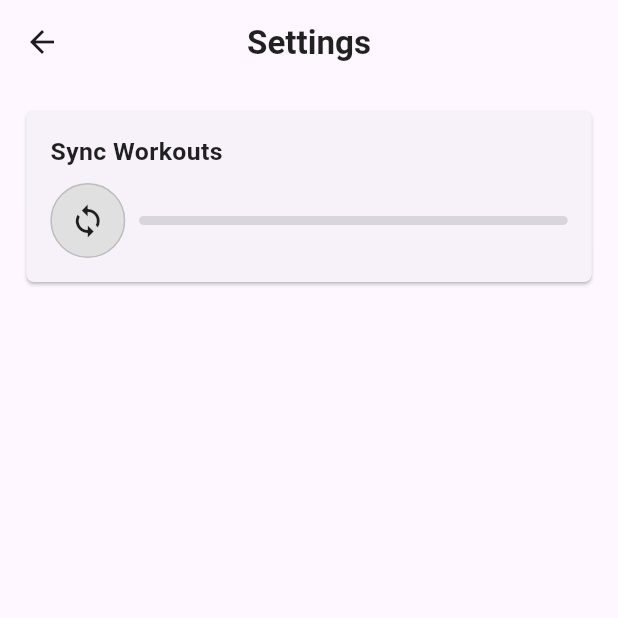
After one commit to edgarmuyomba/summerBody, a Flutter app: the Settings screen opened by its route, on a phone screen of 412 x 824 dp, the top half of it. The commit adds this screen. Run offline on Flutter 3.47's test engine with Material 3 defaults, Android fonts, the phone set to English and light mode, and no system bars; our stand-ins replace bloc, cloud_firestore, connectivity_plus, equatable, firebase_core, floor and 13 more; missing offline and left inert: video_thumbnail; accounts and stored records are empty; generated files the repository leaves out were written again; Roboto replaces fonts that are missing (Monda).

Commit message:
feat: sync functionality and settings page

```diff
--- a/lib/database/daos/WorkoutPresetDao.dart
+++ b/lib/database/daos/WorkoutPresetDao.dart
@@ -11,4 +11,7 @@ abstract class WorkoutPresetDao {
 
   @Query('DELETE FROM WorkoutPresets WHERE muscleGroupId = :muscleGroupId')
   Future<void> deleteByMuscleGroupId(int muscleGroupId);
+
+  @Query('SELECT COUNT(*) FROM WorkoutPresets WHERE muscleGroupId = :muscleGroupId')
+  Future<int?> countByMuscleGroupId(int muscleGroupId);
 }
--- /dev/null
+++ b/lib/models/SyncState.dart
@@ -0,0 +1,54 @@
+// ignore_for_file: public_member_api_docs, sort_constructors_first
+import 'dart:convert';
+
+import 'package:equatable/equatable.dart';
+
+class SyncState extends Equatable {
+  final bool isSyncing;
+  final double syncProgress;
+  final bool active;
+  const SyncState({
+    required this.isSyncing,
+    required this.syncProgress,
+    required this.active,
+  });
+
+  SyncState copyWith({
+    bool? isSyncing,
+    double? syncProgress,
+    bool? active,
+  }) {
+    return SyncState(
+      isSyncing: isSyncing ?? this.isSyncing,
+      syncProgress: syncProgress ?? this.syncProgress,
+      active: active ?? this.active,
+    );
+  }
+
+  Map<String, dynamic> toMap() {
+    return <String, dynamic>{
+      'isSyncing': isSyncing,
+      'syncProgress': syncProgress,
+      'active': active,
+    };
+  }
+
+  factory SyncState.fromMap(Map<String, dynamic> map) {
+    return SyncState(
+      isSyncing: map['isSyncing'] as bool,
+      syncProgress: map['syncProgress'] as double,
+      active: map['active'] as bool,
+    );
+  }
+
+  String toJson() => json.encode(toMap());
+
+  factory SyncState.fromJson(String source) =>
+      SyncState.fromMap(json.decode(source) as Map<String, dynamic>);
+
+  @override
+  bool get stringify => true;
+
+  @override
+  List<Object> get props => [isSyncing, syncProgress, active];
+}
--- a/lib/routing/routeConfig.dart
+++ b/lib/routing/routeConfig.dart
@@ -1,6 +1,7 @@
 import 'package:flutter/material.dart';
 import 'package:go_router/go_router.dart';
 import 'package:summerbody/screens/day.dart';
+import 'package:summerbody/screens/settings.dart';
 import 'package:summerbody/screens/splash.dart';
 import 'package:summerbody/screens/timer.dart';
 import 'package:summerbody/screens/workout.dart';
@@ -25,6 +26,13 @@ final GoRouter router = GoRouter(routes: [
           path: '/timer',
           builder: (BuildContext context, GoRouterState state) {
             return const Timer();
+          },
+        ),
+        GoRoute(
+          name: 'settings',
+          path: '/settings',
+          builder: (BuildContext context, GoRouterState state) {
+            return Settings();
           },
         ),
       ]),
--- a/lib/routing/routes.dart
+++ b/lib/routing/routes.dart
@@ -8,4 +8,6 @@ class Routes {
   static const String workoutDetails = "workoutDetails";
 
   static const String timer = "timer";
+
+  static const String settings = "settings";
 }
--- a/lib/screens/day.dart
+++ b/lib/screens/day.dart
@@ -190,6 +190,14 @@ class _DayState extends State<Day> {
               color: Colors.black87,
               fontWeight: FontWeight.bold),
         ),
+        actions: [
+          IconButton(
+              onPressed: () => context.pushNamed(Routes.settings),
+              icon: const Icon(
+                Icons.settings,
+                color: Colors.black87,
+              ))
+        ],
       ),
       body: BlocBuilder<ScheduleBloc, ScheduleState>(
         builder: (context, state) {
--- /dev/null
+++ b/lib/screens/settings.dart
@@ -0,0 +1,140 @@
+import 'package:flutter/material.dart';
+import 'package:flutter_screenutil/flutter_screenutil.dart';
+import 'package:google_fonts/google_fonts.dart';
+import 'package:summerbody/models/SyncState.dart';
+import 'package:summerbody/services/DIService.dart';
+import 'package:summerbody/state/SyncState.dart';
+import 'package:summerbody/utils/utilities.dart';
+
+class Settings extends StatefulWidget {
+  final SyncStateModal _syncStateModal;
+  Settings({super.key, SyncStateModal? syncStateModal})
+      : _syncStateModal =
+            syncStateModal ?? DIService().locator.get<SyncStateModal>();
+
+  @override
+  State<Settings> createState() => _SettingsState();
+}
+
+class _SettingsState extends State<Settings> {
+  @override
+  Widget build(BuildContext context) {
+    return Scaffold(
+      appBar: AppBar(
+        centerTitle: true,
+        title: Text(
+          "Settings",
+          style: GoogleFonts.monda(
+              fontSize: 24.sp,
+              color: Colors.black87,
+              fontWeight: FontWeight.bold),
+        ),
+      ),
+      body: Padding(
+        padding: EdgeInsets.all(16.0.h),
+        child: Column(
+          crossAxisAlignment: CrossAxisAlignment.start,
+          mainAxisAlignment: MainAxisAlignment.start,
+          children: [
+            Card(
+              shape: RoundedRectangleBorder(
+                  borderRadius: BorderRadiusGeometry.circular(5)),
+              child: Padding(
+                padding: const EdgeInsets.all(16.0),
+                child: Column(
+                  crossAxisAlignment: CrossAxisAlignment.start,
+                  children: [
+                    Text(
+                      "Sync Workouts",
+                      style: GoogleFonts.monda(
+                          fontSize: 18.sp,
+                          color: Colors.black87,
+                          fontWeight: FontWeight.w600),
+                    ),
+                    SizedBox(height: 10.h),
+                    StreamBuilder<SyncState>(
+                        stream: widget._syncStateModal.stream,
+                        builder: (context, asyncSnapshot) {
+                          bool isSyncing =
+                              asyncSnapshot.data?.isSyncing ?? false;
+                          bool active = asyncSnapshot.data?.active ?? true;
+                          double syncProgress =
+                              asyncSnapshot.data?.syncProgress ?? 0.0;
+                          return Row(
+                            children: [
+                              Container(
+                                  decoration: BoxDecoration(
+                                      color: Colors.grey[300],
+                                      shape: BoxShape.circle,
+                                      border:
+                                          Border.all(color: Colors.grey[400]!)),
+                                  child: isSyncing
+                                      ? Padding(
+                                          padding: const EdgeInsets.all(14.0),
+                                          child: SizedBox(
+                                            height: 15.h,
+                                            width: 15.h,
+                                            child:
+                                                const CircularProgressIndicator(
+                                              strokeWidth: 3.0,
+                                              color: Color(0xffe80c53),
+                                            ),
+                                          ),
+                                        )
+                                      : GestureDetector(
+                                          onTap: () {
+                                            if (active) {
+                                              Utilities.syncWorkoutPresets();
+                                            }
+                                          },
+                                          child: Padding(
+                                            padding: const EdgeInsets.all(12.0),
+                                            child: Icon(
+                                              Icons.sync,
+                                              color: active
+                                                  ? Colors.black87
+                                                  : Colors.black45,
+                                            ),
+                                          ),
+                                        )),
+                              SizedBox(
+                                width: 10.w,
+                              ),
+                              Expanded(
+                                child: LayoutBuilder(
+                                  builder: (context, constraints) {
+                                    return Container(
+                                      height: 7.h,
+                                      width: constraints.maxWidth,
+                                      decoration: BoxDecoration(
+                                          borderRadius:
+                                              BorderRadius.circular(20),
+                                          color: Colors.black12),
+                                      child: FractionallySizedBox(
+                                        alignment: Alignment.centerLeft,
+                                        widthFactor: syncProgress,
+                                        child: Container(
+                                          height: 7.h,
+                                          decoration: BoxDecoration(
+                                              borderRadius:
+                                                  BorderRadius.circular(20),
+                                              color: const Color(0xffe80c53)),
+                                        ),
+                                      ),
+                                    );
+                                  },
+                                ),
+                              )
+                            ],
+                          );
+                        })
+                  ],
+                ),
+              ),
+            )
+          ],
+        ),
+      ),
+    );
+  }
+}
--- a/lib/services/DIService.dart
+++ b/lib/services/DIService.dart
@@ -5,6 +5,7 @@ import 'package:summerbody/services/FirebaseService.dart';
 import 'package:summerbody/services/LocalDatabaseService.dart';
 import 'package:summerbody/services/SharedPreferencesService.dart';
 import 'package:get_it/get_it.dart';
+import 'package:summerbody/state/SyncState.dart';
 
 class DIService {
   DIService._();
@@ -48,5 +49,7 @@ class DIService {
     locator.registerSingleton<ConnectivityService>(ConnectivityService());
 
     locator.registerSingleton<FirebaseService>(FirebaseService());
+
+    locator.registerSingleton<SyncStateModal>(SyncStateModal());
   }
 }
--- a/lib/services/FirebaseService.dart
+++ b/lib/services/FirebaseService.dart
@@ -42,4 +42,10 @@ class FirebaseService {
       yield snapshot.docs.map((doc) => doc.data()).toList();
     }
   }
+
+  Future<int> getRecordCount(String muscleGroup) async {
+    final querySnapshot =
+        await FirebaseFirestore.instance.collection(muscleGroup).count().get();
+    return querySnapshot.count ?? 0;
+  }
 }
--- a/lib/services/LocalDatabaseService.dart
+++ b/lib/services/LocalDatabaseService.dart
@@ -129,4 +129,9 @@ class LocalDatabaseService {
   Stream<List<WorkoutPreset>> searchWorkoutPresets(String query) {
     return _appDatabase.workoutPresetDao.searchWorkoutPresets("%$query%");
   }
+
+  Future<int?> countWorkoutPresets(int muscleGroupId) async {
+    return await _appDatabase.workoutPresetDao
+        .countByMuscleGroupId(muscleGroupId);
+  }
 }
--- a/pubspec.yaml
+++ b/pubspec.yaml
@@ -58,6 +58,7 @@ dependencies:
   video_thumbnail: ^0.5.6
   youtube_player_iframe: ^5.1.2
   youtube_player_flutter: ^9.1.1
+  rxdart: ^0.28.0
 
 
 dev_dependencies:
```
Also changed, not shown: lib/models/WorkoutSelectorState.dart (deleted, +0 -47 lines), lib/state/SyncState.dart (added, +29 -0 lines), lib/utils/utilities.dart (+68 -0 lines), lib/database/database.g.dart, pubspec.lock.
